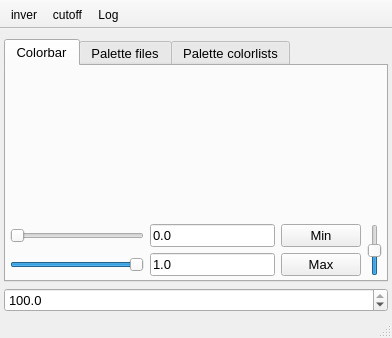
This is UIs/nColorBarWin.ui in NeutrinoToolkit/Neutrino as Qt 5 draws it before an edit. The edited form follows.
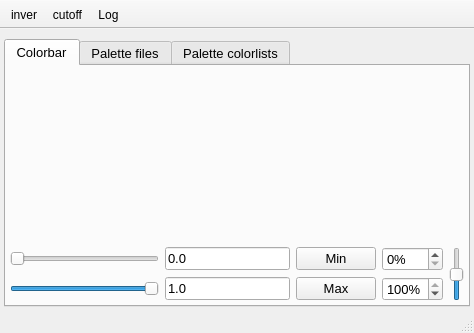
This is the edited form. Icons and pictures are not drawn. Custom widgets are drawn as their Qt base class.

```diff
--- a/UIs/nColorBarWin.ui
+++ b/UIs/nColorBarWin.ui
@@ -6,8 +6,8 @@
    <rect>
     <x>0</x>
     <y>0</y>
-    <width>392</width>
-    <height>330</height>
+    <width>474</width>
+    <height>333</height>
    </rect>
   </property>
   <property name="windowTitle">
@@ -23,7 +23,7 @@
    <bool>true</bool>
   </property>
   <widget class="QWidget" name="centralwidget">
-   <layout class="QGridLayout" name="gridLayout" columnstretch="3">
+   <layout class="QGridLayout" name="gridLayout" columnstretch="3,0">
     <property name="leftMargin">
      <number>4</number>
     </property>
@@ -53,7 +53,7 @@
        <attribute name="title">
         <string>Colorbar</string>
        </attribute>
-       <layout class="QGridLayout" name="gridLayout_2" rowstretch="0,1,0">
+       <layout class="QGridLayout" name="gridLayout_2" rowstretch="0,0,0">
         <property name="leftMargin">
          <number>4</number>
         </property>
@@ -66,6 +66,24 @@
         <property name="bottomMargin">
          <number>4</number>
         </property>
+        <item row="0" column="0">
+         <widget class="QWidget" name="widget_3" native="true">
+          <layout class="QGridLayout" name="gridLayout_8" columnstretch="0">
+           <property name="leftMargin">
+            <number>0</number>
+           </property>
+           <property name="topMargin">
+            <number>0</number>
+           </property>
+           <property name="rightMargin">
+            <number>0</number>
+           </property>
+           <property name="bottomMargin">
+            <number>0</number>
+           </property>
+          </layout>
+         </widget>
+        </item>
         <item row="1" column="0">
          <widget class="nHistogram" name="histogram" native="true">
           <property name="minimumSize">
@@ -88,11 +106,12 @@
           <property name="focusPolicy">
            <enum>Qt::StrongFocus</enum>
           </property>
+          <zorder>widget</zorder>
          </widget>
         </item>
         <item row="2" column="0">
          <widget class="QWidget" name="widget" native="true">
-          <layout class="QGridLayout" name="gridLayout_4" columnstretch="1,0,0,0">
+          <layout class="QGridLayout" name="gridLayout_4" columnstretch="1,0,0,0,0,0">
            <property name="leftMargin">
             <number>0</number>
            </property>
@@ -201,7 +220,7 @@
              </property>
             </widget>
            </item>
-           <item row="0" column="3" rowspan="2">
+           <item row="0" column="5" rowspan="2">
             <widget class="QSlider" name="gamma">
              <property name="toolTip">
               <string>Image gamma</string>
@@ -223,24 +242,45 @@
              </property>
             </widget>
            </item>
-          </layout>
-         </widget>
-        </item>
-        <item row="0" column="0">
-         <widget class="QWidget" name="widget_3" native="true">
-          <layout class="QGridLayout" name="gridLayout_8" columnstretch="0">
-           <property name="leftMargin">
-            <number>0</number>
-           </property>
-           <property name="topMargin">
-            <number>0</number>
-           </property>
-           <property name="rightMargin">
-            <number>0</number>
-           </property>
-           <property name="bottomMargin">
-            <number>0</number>
-           </property>
+           <item row="0" column="3">
+            <widget class="QSpinBox" name="percentMin">
+             <property name="font">
+              <font>
+               <pointsize>10</pointsize>
+              </font>
+             </property>
+             <property name="toolTip">
+              <string>Percentage max of pixels to rescale</string>
+             </property>
+             <property name="suffix">
+              <string>%</string>
+             </property>
+             <property name="maximum">
+              <number>100</number>
+             </property>
+            </widget>
+           </item>
+           <item row="1" column="3">
+            <widget class="QSpinBox" name="percentMax">
+             <property name="font">
+              <font>
+               <pointsize>10</pointsize>
+              </font>
+             </property>
+             <property name="toolTip">
+              <string>Percentage max of pixels to rescale</string>
+             </property>
+             <property name="suffix">
+              <string>%</string>
+             </property>
+             <property name="maximum">
+              <number>100</number>
+             </property>
+             <property name="value">
+              <number>100</number>
+             </property>
+            </widget>
+           </item>
           </layout>
          </widget>
         </item>
@@ -483,24 +523,6 @@
       </widget>
      </widget>
     </item>
-    <item row="1" column="0">
-     <widget class="QDoubleSpinBox" name="percent">
-      <property name="font">
-       <font>
-        <pointsize>10</pointsize>
-       </font>
-      </property>
-      <property name="decimals">
-       <number>1</number>
-      </property>
-      <property name="singleStep">
-       <double>0.100000000000000</double>
-      </property>
-      <property name="value">
-       <double>100.000000000000000</double>
-      </property>
-     </widget>
-    </item>
    </layout>
   </widget>
   <widget class="QStatusBar" name="statusbar">
```
